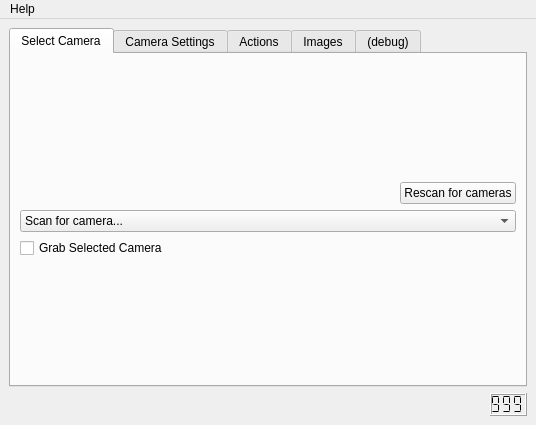
Old version of the form camtool/camtool.ui in the repository steveicarus/camctl.
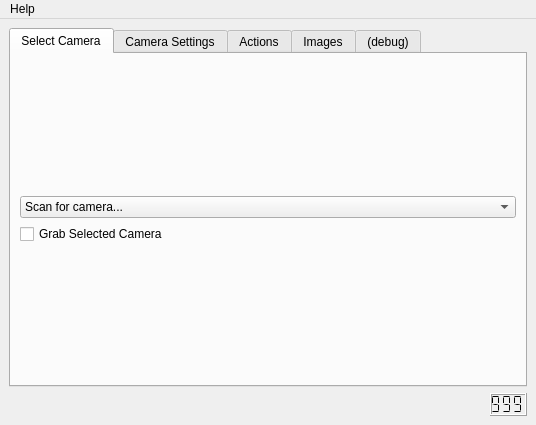
New version of the form.

Commit message:
Manage camera add and remove using notifications.
Replace the static list of inventoried cameras with add
and remove notifications. This removes a button from user
control and allows for proper handling of unexpected add
and remove of cameras.

In the process, add routines to pretty-print event codes
and capabilities.

What changed in the file:
```diff
--- a/camtool/camtool.ui
+++ b/camtool/camtool.ui
@@ -43,30 +43,6 @@
           </property>
          </spacer>
         </item>
-        <item>
-         <layout class="QHBoxLayout" name="horizontalLayout" >
-          <item>
-           <spacer name="horizontalSpacer" >
-            <property name="orientation" >
-             <enum>Qt::Horizontal</enum>
-            </property>
-            <property name="sizeHint" stdset="0" >
-             <size>
-              <width>40</width>
-              <height>20</height>
-             </size>
-            </property>
-           </spacer>
-          </item>
-          <item>
-           <widget class="QPushButton" name="rescan_button" >
-            <property name="text" >
-             <string>Rescan for cameras</string>
-            </property>
-           </widget>
-          </item>
-         </layout>
-        </item>
         <item>
          <widget class="QComboBox" name="camera_list_box" >
           <property name="sizePolicy" >
```
Left out of the diff: 8 changed lines with no effect on the pictures. The commit also changes 13 other files.
